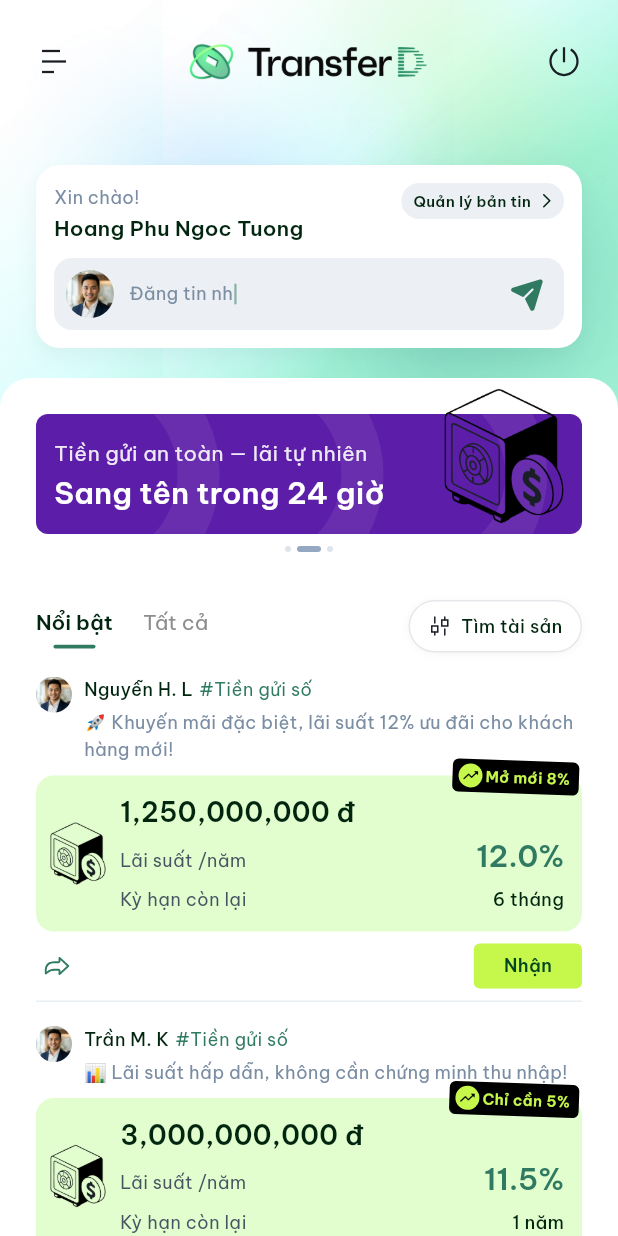
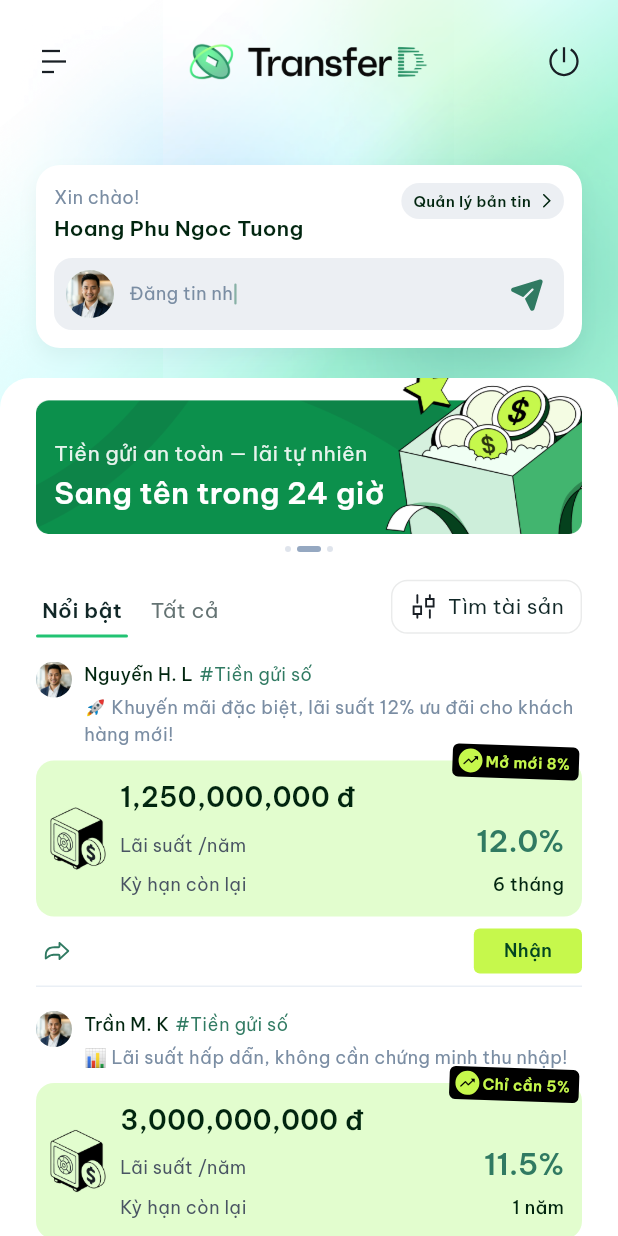
Before and after one commit to Cuong134266/tranferD, a Flutter app: the screen it shows after launch, after a tap on an icon or button, on a phone screen of 412 x 824 dp. Run offline on Flutter 3.47's test engine with Material 3 defaults, Android fonts, the phone set to English and light mode, and no system bars; our stand-ins replace flutter_svg, google_fonts.

Commit message:
feat: update promo banner, filter tabs with animation and Figma pixel-perfect specs

```diff
--- a/lib/screens/home_screen.dart
+++ b/lib/screens/home_screen.dart
@@ -179,11 +179,10 @@
                         child: Column(
                           crossAxisAlignment: CrossAxisAlignment.stretch,
                           children: [
-                            // Promo banner — Figma: no top gap, banner content at y:0
+                            // Promo banner
                             _fade(2, const PromoBanner()),
-                            const SizedBox(height: 16),
 
-                            // Filter tabs
+                            // Filter tabs — directly after banner dots
                             _fade(3, const FilterTabs()),
                             const SizedBox(height: 4),
 
--- a/lib/widgets/filter_tabs.dart
+++ b/lib/widgets/filter_tabs.dart
@@ -9,107 +9,172 @@
   State<FilterTabs> createState() => _FilterTabsState();
 }
 
-class _FilterTabsState extends State<FilterTabs> {
-  int _activeTab = 0;
+class _FilterTabsState extends State<FilterTabs>
+    with SingleTickerProviderStateMixin {
+  late TabController _tabController;
+  static const _labels = ['Nổi bật', 'Tất cả'];
+
+  @override
+  void initState() {
+    super.initState();
+    _tabController = TabController(length: _labels.length, vsync: this);
+  }
+
+  @override
+  void dispose() {
+    _tabController.dispose();
+    super.dispose();
+  }
 
   @override
   Widget build(BuildContext context) {
-    // LayoutBuilder gives us reliable maxWidth regardless of ancestor constraints
-    return LayoutBuilder(builder: (context, constraints) {
-      final availW = constraints.maxWidth.isFinite
-          ? constraints.maxWidth
-          : MediaQuery.of(context).size.width;
-      return SizedBox(
-        width: availW,
-        child: Padding(
+    // Padding FIRST, then LayoutBuilder so constraints.maxWidth = post-padding width.
+    // Real mobile 375px: 375-48 = 327px > 250 → showLabel = true (full button).
+    // Narrow Chrome ~285px: 285-48 = 237px < 250 → showLabel = false (icon only).
+    return Padding(
       padding: const EdgeInsets.symmetric(horizontal: 24),
-          child: Row(
+      child: LayoutBuilder(
+        builder: (context, constraints) {
+          final bool showLabel = constraints.maxWidth >= 250;
+          return Row(
             crossAxisAlignment: CrossAxisAlignment.center,
             children: [
-              // Tab: Nổi bật
-              _buildTab('Nổi bật', 0),
-              const SizedBox(width: 20),
-              // Tab: Tất cả
-              _buildTab('Tất cả', 1),
+              // ── Custom tabs with TabController sliding animation ──
+              AnimatedBuilder(
+                animation: _tabController.animation!,
+                builder: (context, _) {
+                  final double t = _tabController.animation!.value;
+                  return Row(
+                    mainAxisSize: MainAxisSize.min,
+                    children: [
+                      for (int i = 0; i < _labels.length; i++) ...[
+                        if (i > 0) const SizedBox(width: 11),
+                        _CustomTab(
+                          label: _labels[i],
+                          activity: (1.0 - (t - i).abs()).clamp(0.0, 1.0),
+                          isActive: _tabController.index == i,
+                          onTap: () => _tabController.animateTo(i),
+                        ),
+                      ],
+                    ],
+                  );
+                },
+              ),
 
               const Spacer(),
 
-              // Filter / Tìm tài sản button (Figma specs)
+              // ── Filter button — Figma node 16:6819 ──
               GestureDetector(
                 onTap: () {},
                 child: Container(
-                  padding: const EdgeInsets.symmetric(horizontal: 12, vertical: 8),
+                  height: 36,
+                  padding:
+                      EdgeInsets.symmetric(horizontal: showLabel ? 11 : 8),
                   decoration: BoxDecoration(
                     color: Colors.white,
-                    borderRadius: BorderRadius.circular(24),
-                    border: Border.all(color: const Color(0xFFE5E7EB), width: 1),
-                    boxShadow: [
-                      BoxShadow(
-                        color: Colors.black.withValues(alpha: 0.04),
-                        blurRadius: 4,
-                        offset: const Offset(0, 1),
+                    borderRadius: BorderRadius.circular(11),
+                    border: Border.all(
+                      color: const Color(0xFFEAEBEB),
+                      width: 0.95,
                     ),
-                    ],
                   ),
                   child: Row(
                     mainAxisSize: MainAxisSize.min,
+                    crossAxisAlignment: CrossAxisAlignment.center,
                     children: [
                       SvgPicture.asset(
                         'assets/icons/ic-filter-vertical.svg',
-                        width: 16,
-                        height: 16,
+                        width: 20,
+                        height: 20,
                       ),
+                      if (showLabel) ...[
                         const SizedBox(width: 6),
                         Text(
                           'Tìm tài sản',
                           style: GoogleFonts.beVietnamPro(
-                          fontSize: 12,
-                          fontWeight: FontWeight.w500,
-                          color: const Color(0xFF01250F),
+                            fontSize: 14,
+                            fontWeight: FontWeight.w400,
+                            height: 22 / 14,
+                            color: const Color(0xFF112727),
                           ),
                         ),
                       ],
+                    ],
                   ),
+                ),
+              ),
+            ],
+          );
+        },
+      ),
+    );
+  }
+}
+
+// ─── Single animated tab chip ─────────────────────────────────────────────────
+class _CustomTab extends StatelessWidget {
+  final String label;
+  final double activity; // 0.0 = inactive, 1.0 = fully active
+  final bool isActive;
+  final VoidCallback onTap;
+
+  const _CustomTab({
+    required this.label,
+    required this.activity,
+    required this.isActive,
+    required this.onTap,
+  });
+
+  static const Color _textActive   = Color(0xFF112727); // tabsline/text-main
+  static const Color _textInactive = Color(0xFF647373); // tabsline/text-sub
+  static const Color _indicator    = Color(0xFF22C373); // tabsline/border-main
+
+  @override
+  Widget build(BuildContext context) {
+    final textColor      = Color.lerp(_textInactive, _textActive, activity)!;
+    final underlineColor = Color.lerp(Colors.transparent, _indicator, activity)!;
+
+    // IntrinsicWidth + Column(stretch): underline fills exact label width.
+    return GestureDetector(
+      onTap: onTap,
+      behavior: HitTestBehavior.opaque,
+      child: IntrinsicWidth(
+        child: Column(
+          mainAxisSize: MainAxisSize.min,
+          crossAxisAlignment: CrossAxisAlignment.stretch,
+          children: [
+            // Label — pt:12, px:4, pb:5
+            Padding(
+              padding: const EdgeInsets.only(
+                top: 12,
+                left: 4,
+                right: 4,
+                bottom: 5,
+              ),
+              child: Text(
+                label,
+                maxLines: 1,
+                textAlign: TextAlign.center,
+                style: GoogleFonts.beVietnamPro(
+                  fontSize: 14,
+                  fontWeight: isActive ? FontWeight.w600 : FontWeight.w400,
+                  height: 22 / 14,
+                  color: textColor,
+                ),
+              ),
+            ),
+
+            // Active indicator — 2px, full label width, rounded 3px
+            Container(
+              height: 2,
+              decoration: BoxDecoration(
+                color: underlineColor,
+                borderRadius: BorderRadius.circular(3),
               ),
             ),
           ],
         ),
       ),
     );
-    });
-  }
-
-  Widget _buildTab(String label, int index) {
-    final isActive = _activeTab == index;
-    return GestureDetector(
-      onTap: () => setState(() => _activeTab = index),
-      behavior: HitTestBehavior.opaque,
-      child: Column(
-        mainAxisSize: MainAxisSize.min,
-        children: [
-          AnimatedDefaultTextStyle(
-            duration: const Duration(milliseconds: 200),
-            style: GoogleFonts.beVietnamPro(
-              fontSize: 14,
-              fontWeight: isActive ? FontWeight.w600 : FontWeight.w400,
-              color: isActive ? const Color(0xFF01250F) : const Color(0xFF8E8E8E),
-              height: 22 / 14,
-            ),
-            child: Text(label),
-          ),
-          const SizedBox(height: 5),
-          AnimatedContainer(
-            duration: const Duration(milliseconds: 250),
-            curve: Curves.easeInOut,
-            height: 2.5,
-            width: isActive ? 28.0 : 0,
-            decoration: BoxDecoration(
-              color: isActive ? const Color(0xFF307A62) : Colors.transparent,
-              borderRadius: BorderRadius.circular(2),
-            ),
-          ),
-        ],
-      ),
-    );
   }
 }
--- a/lib/widgets/promo_banner.dart
+++ b/lib/widgets/promo_banner.dart
@@ -14,25 +14,16 @@
   int _currentPage = 0;
   Timer? _autoSlideTimer;
 
-  // Each banner: bgImage for full-image banners OR bgColor+illusAsset for code-drawn
   static const List<_BannerData> _banners = [
-    // Banner 1: original img-banner.png (full landscape image, has built-in bg + illus)
     _BannerData(
-      bgImage: 'assets/images/img-banner.png',
       subtitle: 'Sang tay — không mất lãi',
       title: 'Lãi đến 13.5%/năm ✦',
     ),
-    // Banner 2: purple — Flutter Container bg + trophy/coin illus
     _BannerData(
-      bgColor: Color(0xFF5C1EA8),
-      illusAsset: 'assets/images/img-coin.png', // safe vault (dark outline, transparent)
       subtitle: 'Tiền gửi an toàn — lãi tự nhiên',
       title: 'Sang tên trong 24 giờ',
     ),
-    // Banner 3: navy blue — Flutter Container bg + passbook illus (transparent PNG)
     _BannerData(
-      bgColor: Color(0xFF0D47A1),
-      illusAsset: 'assets/images/illus-passbook.png',
       subtitle: 'Cần tiền gấp — bán sổ ngay',
       title: 'Nhận tiền ngay',
     ),
@@ -69,7 +60,6 @@
   Widget build(BuildContext context) {
     return Column(
       children: [
-        // Figma node 16:6723: total container = 327×104px
         SizedBox(
           height: 104,
           child: PageView.builder(
@@ -82,10 +72,7 @@
             ),
           ),
         ),
-
         const SizedBox(height: 8),
-
-        // Page indicator dots
         Row(
           mainAxisAlignment: MainAxisAlignment.center,
           children: List.generate(_banners.length, (i) {
@@ -105,91 +92,47 @@
             );
           }),
         ),
-
         const SizedBox(height: 16),
       ],
     );
   }
 }
 
-// ─── Data model ────────────────────────────────────────────────────────────────
 class _BannerData {
-  final String? bgImage;      // full landscape background image (banner 1)
-  final Color? bgColor;       // Flutter-drawn color bg (banners 2 & 3)
-  final String? illusAsset;   // transparent PNG illustration (banners 2 & 3)
   final String subtitle;
   final String title;
-
-  const _BannerData({
-    this.bgImage,
-    this.bgColor,
-    this.illusAsset,
-    required this.subtitle,
-    required this.title,
-  });
+  const _BannerData({required this.subtitle, required this.title});
 }
 
-// ─── Card widget ───────────────────────────────────────────────────────────────
 class _BannerCard extends StatelessWidget {
   final _BannerData data;
   const _BannerCard({required this.data});
 
   @override
   Widget build(BuildContext context) {
-    // Figma: total frame 327×104px
-    // Card (bg) is 327×80px starting at y:24
-    // Illustration overflows upward from y:24 into the top 24px space
+    // Figma: total frame 327×104px, card bg 327×80px at y:24
     return SizedBox(
       height: 104,
       child: Stack(
         clipBehavior: Clip.hardEdge,
         children: [
-          // ── Background ──
-          if (data.bgImage != null)
-            // Banner 1: full img-banner.png (already has bg + illus in image)
+          // Background image — shared img-banner.png for all 3 slides
           Positioned.fill(
             child: ClipRRect(
               borderRadius: BorderRadius.circular(8),
               child: Image.asset(
-                  data.bgImage!,
+                'assets/images/img-banner.png',
                 fit: BoxFit.cover,
                 alignment: Alignment.bottomLeft,
               ),
             ),
-            )
-          else ...[
-            // Banners 2&3: colored card at bottom 80px, illustration overflows up
-            Positioned(
-              left: 0, right: 0, bottom: 0,
-              height: 80,
-              child: ClipRRect(
-                borderRadius: BorderRadius.circular(8),
-                child: Container(
-                  color: data.bgColor!,
-                  child: CustomPaint(painter: _WavePainter(data.bgColor!)),
           ),
-              ),
-            ),
-            // Illustration: transparent PNG, overflows from y≈0 down to bottom
-            if (data.illusAsset != null)
-              Positioned(
-                right: 0,
-                top: 0,       // starts from very top (overflows above card)
-                bottom: 0,
-                width: 110,   // ~33% of 327px
-                child: Image.asset(
-                  data.illusAsset!,
-                  fit: BoxFit.contain,
-                  alignment: Alignment.bottomRight,
-                ),
-              ),
-          ],
 
-          // ── Text overlay ── Figma top:39, left:12, w:303 (right:24) ──
+          // Text overlay — Figma: left:12, top:39, right clears illustration
           Positioned(
             left: 12,
             top: 39,
-            right: 24,
+            right: 130, // leave space for illustration on right
             child: Column(
               crossAxisAlignment: CrossAxisAlignment.start,
               mainAxisSize: MainAxisSize.min,
@@ -223,38 +166,4 @@
       ),
     );
   }
-
 }
-
-// ─── Wave texture painter (mimics the subtle diagonal pattern on original banner) ─
-class _WavePainter extends CustomPainter {
-  final Color base;
-  _WavePainter(this.base);
-
-  @override
-  void paint(Canvas canvas, Size size) {
-    final paint = Paint()
-      ..color = Colors.white.withAlpha(18)
-      ..style = PaintingStyle.stroke
-      ..strokeWidth = 28;
-
-    // Draw 3 diagonal arcs like the original green banner's wave
-    for (int i = 0; i < 3; i++) {
-      final x = size.width * (0.1 + i * 0.3);
-      canvas.drawArc(
-        Rect.fromCenter(
-          center: Offset(x, size.height * 0.5),
-          width: size.height * 1.8,
-          height: size.height * 1.8,
-        ),
-        -0.8,
-        1.6,
-        false,
-        paint,
-      );
-    }
-  }
-
-  @override
-  bool shouldRepaint(_WavePainter old) => old.base != base;
-}
```
Also changed, not shown: assets/images/img-banner-2.png, assets/images/img-banner-3.png. Lines whose indentation alone changed are shown as unchanged.
